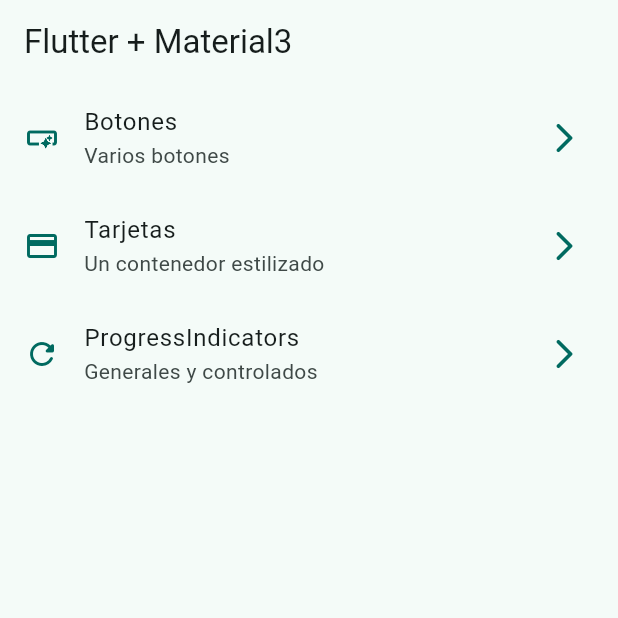
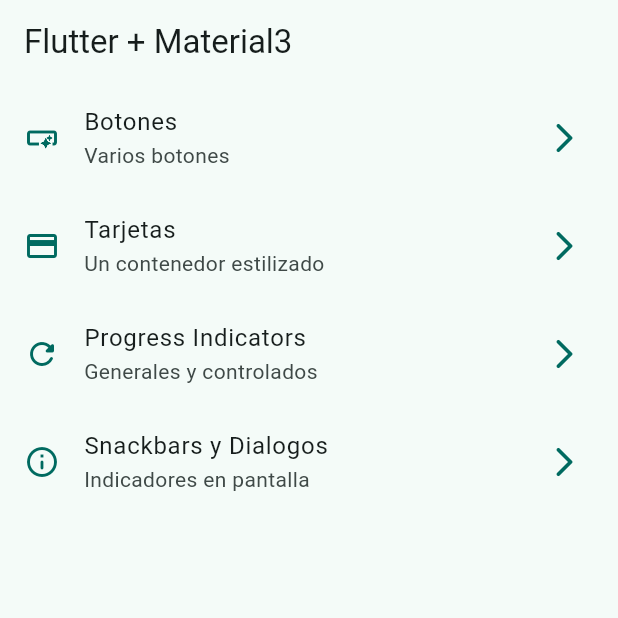
Before and after one commit to Programador2UVP/aplicacion_widgets, a Flutter app: the screen it shows after launch, on a phone screen of 412 x 824 dp, the top half of it. Run offline on Flutter 3.47's test engine with Material 3 defaults, Android fonts, the phone set to English and light mode, and no system bars; our stand-ins replace go_router.

Commit message:
Snakcbar Dialogs

```diff
--- a/lib/config/menu/menu_items.dart
+++ b/lib/config/menu/menu_items.dart
@@ -25,8 +25,13 @@ const appMenuItems = <MenuItem>[
       link: '/cards',
       icon: Icons.credit_card),
   MenuItem(
-      title: 'ProgressIndicators',
+      title: 'Progress Indicators',
       subTitle: 'Generales y controlados',
       link: '/progress',
       icon: Icons.refresh_rounded),
+  MenuItem(
+      title: 'Snackbars y Dialogos',
+      subTitle: 'Indicadores en pantalla',
+      link: '/snackbar',
+      icon: Icons.info_outline_rounded),
 ];
--- a/lib/config/router/app_router.dart
+++ b/lib/config/router/app_router.dart
@@ -24,5 +24,10 @@ final appRouter = GoRouter(
       name: ProgressScreen.name,
       builder: (context, state) => const ProgressScreen(),
     ),
+    GoRoute(
+      path: '/snackbar',
+      name: SnackbarScreen.name,
+      builder: (context, state) => const SnackbarScreen(),
+    ),
   ],
 );
--- a/lib/main.dart
+++ b/lib/main.dart
@@ -12,6 +12,7 @@ class MainApp extends StatelessWidget {
   @override
   Widget build(BuildContext context) {
     return MaterialApp.router(
+      title: 'Flutter Widgets',
       routerConfig: appRouter,
       debugShowCheckedModeBanner: false,
       theme: AppTheme(selectedColor: 1).getTheme(),
--- a/lib/presentation/screens/screens.dart
+++ b/lib/presentation/screens/screens.dart
@@ -7,3 +7,4 @@ export 'package:widgets_app/presentation/screens/home/home_screen.dart';
 export 'package:widgets_app/presentation/screens/infinite_scroll/infinite_scroll_screen.dart';
 export 'package:widgets_app/presentation/screens/progress/progress_screen.dart';
 export 'package:widgets_app/presentation/screens/ui_controls/ui_controls_screen.dart';
+export 'package:widgets_app/presentation/screens/snackbar/snackbar_screen.dart';
```
Also changed, not shown: lib/presentation/screens/snackbar/snackbar_screen.dart (+56 -1 lines).
